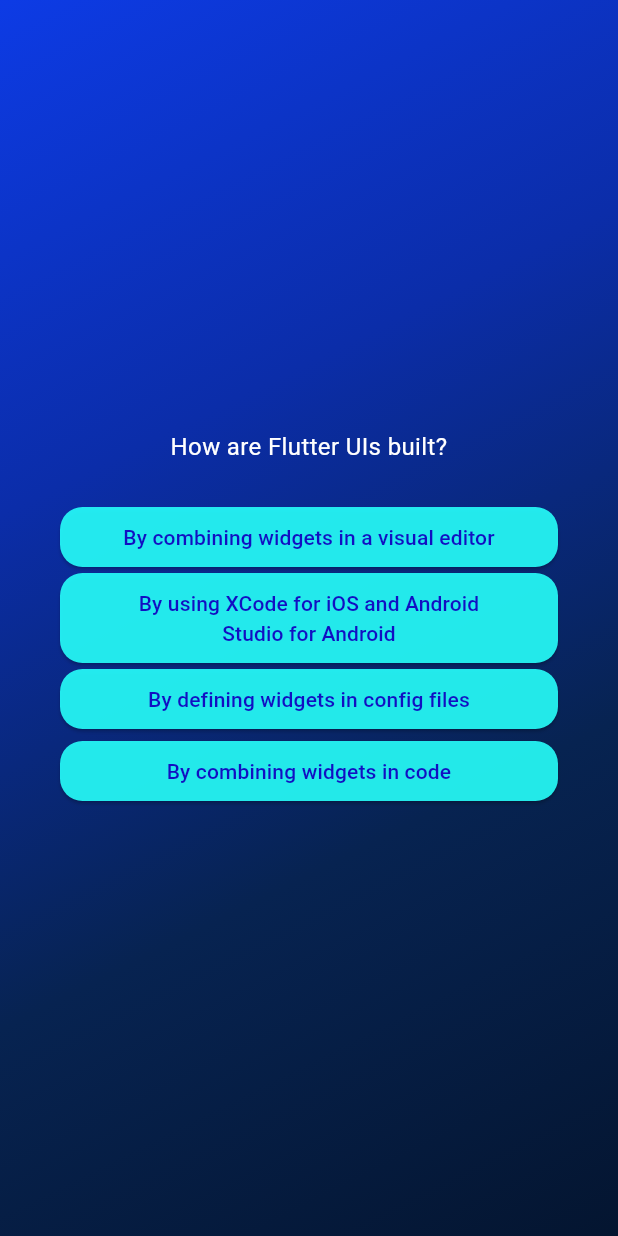
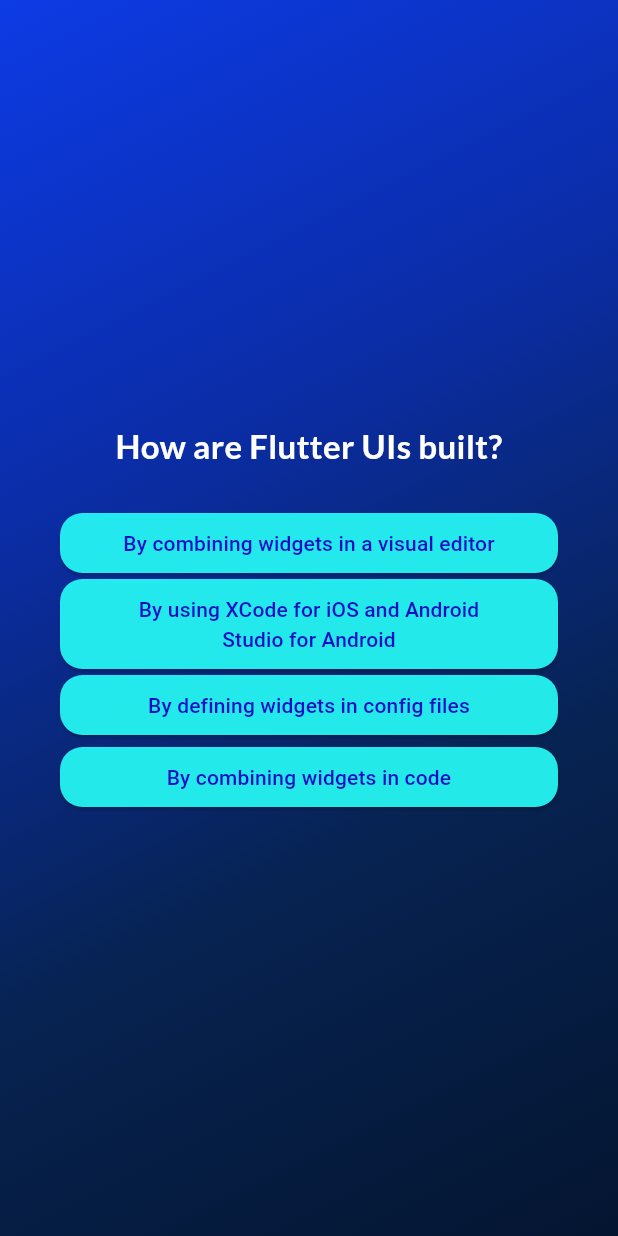
Before and after one commit to Niyar07/quiz_app, a Flutter app: the screen it shows after launch, after a tap on "Start Quiz", after a tap on "Components", on a phone screen of 412 x 824 dp. Run offline on Flutter 3.47's test engine with Material 3 defaults, Android fonts, the phone set to English and light mode, and no system bars; our stand-ins replace google_fonts.

Commit message:
Set the answers and remove all errors and fix the error of loop

```diff
--- a/lib/questions_screen.dart
+++ b/lib/questions_screen.dart
@@ -1,9 +1,12 @@
 import 'package:flutter/material.dart';
 import 'package:quiz_app/answer_button.dart';
 import 'package:quiz_app/data/questions.dart';
+import 'package:google_fonts/google_fonts.dart';
 
 class QuestionsScreen extends StatefulWidget {
-  const QuestionsScreen({super.key});
+  const QuestionsScreen({super.key, required this.onSelectAsnwer});
+
+  final void Function(String answer) onSelectAsnwer;
 
   @override
   State<QuestionsScreen> createState() {
@@ -13,7 +16,8 @@ class QuestionsScreen extends StatefulWidget {
 
 class _QuestionsSreen extends State<QuestionsScreen> {
   var currentQuestionIndex = 0;
-  void answerQuestion() {
+  void answerQuestion(String selectedAnswer) {
+    widget.onSelectAsnwer(selectedAnswer);
     // currentQuestionIndex = currentQuestionIndex + 1;
     setState(() {
       currentQuestionIndex += 1;
@@ -33,9 +37,10 @@ class _QuestionsSreen extends State<QuestionsScreen> {
           children: [
             Text(
               currentQuestion.text,
-              style: const TextStyle(
-                fontSize: 16,
+              style: GoogleFonts.lato(
                 color: Colors.white,
+                fontSize: 22,
+                fontWeight: FontWeight.bold,
               ),
               textAlign: TextAlign.center,
             ),
@@ -43,7 +48,11 @@ class _QuestionsSreen extends State<QuestionsScreen> {
               height: 25,
             ),
             ...currentQuestion.getShuffledAnswers().map((answer) {
-              return AnswerButton(answerText: answer, onTap: answerQuestion);
+              return AnswerButton(
+                  answerText: answer,
+                  onTap: () {
+                    answerQuestion(answer);
+                  });
             })
           ],
         ),
--- a/lib/quiz.dart
+++ b/lib/quiz.dart
@@ -1,4 +1,5 @@
 import 'package:flutter/material.dart';
+import 'package:quiz_app/data/questions.dart';
 import 'package:quiz_app/questions_screen.dart';
 import 'package:quiz_app/start_screen.dart';
 
@@ -12,6 +13,8 @@ class Quiz extends StatefulWidget {
 
 class _QuizState extends State<Quiz> {
   Widget? activeScreen;
+
+  List<String> selectedAnswers = [];
   @override
   void initState() {
     activeScreen = StartScreen(switchScreen);
@@ -20,8 +23,21 @@ class _QuizState extends State<Quiz> {
 
   void switchScreen() {
     setState(() {
-      activeScreen = const QuestionsScreen();
+      activeScreen = QuestionsScreen(
+        onSelectAsnwer: chooseAnswer,
+      );
     });
+  }
+
+  void chooseAnswer(String answer) {
+    selectedAnswers.add(answer);
+
+    if (selectedAnswers.length == questions.length) {
+      setState(() {
+        selectedAnswers = [];
+        activeScreen = StartScreen(switchScreen);
+      });
+    }
   }
 
   @override
--- a/lib/start_screen.dart
+++ b/lib/start_screen.dart
@@ -1,6 +1,7 @@
 // import 'dart:math';
 
 import 'package:flutter/material.dart';
+import 'package:google_fonts/google_fonts.dart';
 
 class StartScreen extends StatelessWidget {
   const StartScreen(this.startQuiz, {super.key});
@@ -20,9 +21,13 @@ class StartScreen extends StatelessWidget {
         const SizedBox(
           height: 60,
         ),
-        const Text(
+        Text(
           "Learn Flutter The Fun Way!",
-          style: TextStyle(fontSize: 22, color: Colors.white),
+          style: GoogleFonts.lato(
+            color: const Color.fromARGB(230, 84, 255, 252),
+            fontSize: 24,
+            fontWeight: FontWeight.bold,
+          ),
         ),
         const SizedBox(
           height: 30,
--- a/pubspec.yaml
+++ b/pubspec.yaml
@@ -34,6 +34,7 @@ dependencies:
   # The following adds the Cupertino Icons font to your application.
   # Use with the CupertinoIcons class for iOS style icons.
   cupertino_icons: ^1.0.8
+  google_fonts: ^6.2.1
 
 dev_dependencies:
   flutter_test:
```
Also changed, not shown: pubspec.lock, 1 other file.
